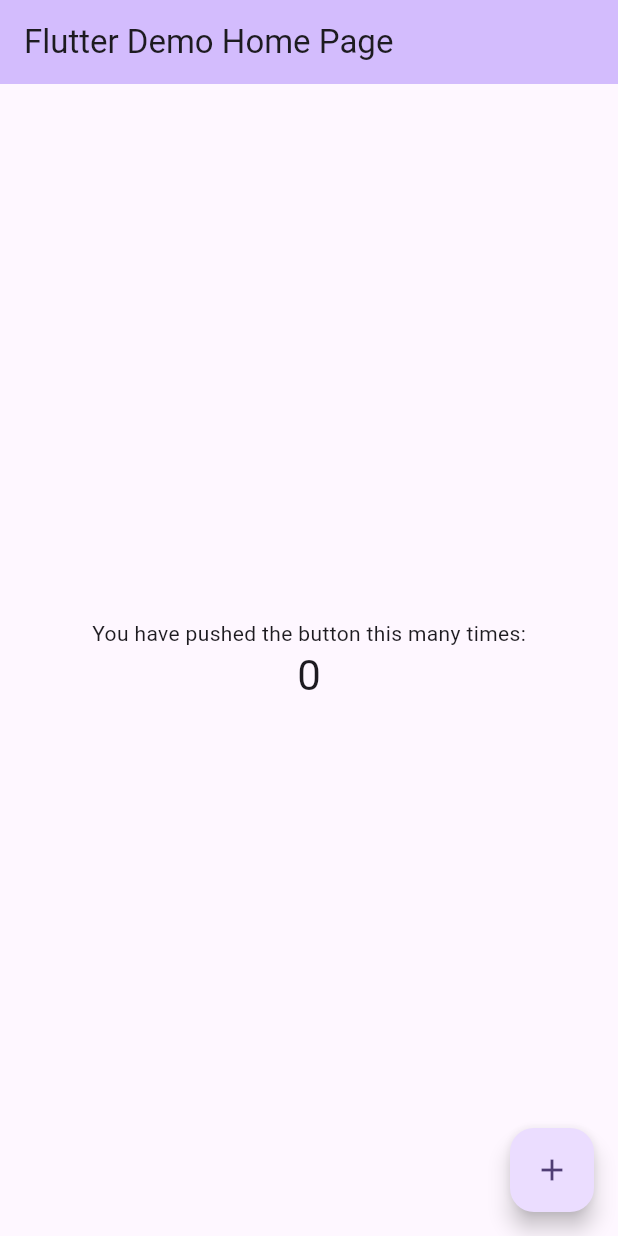
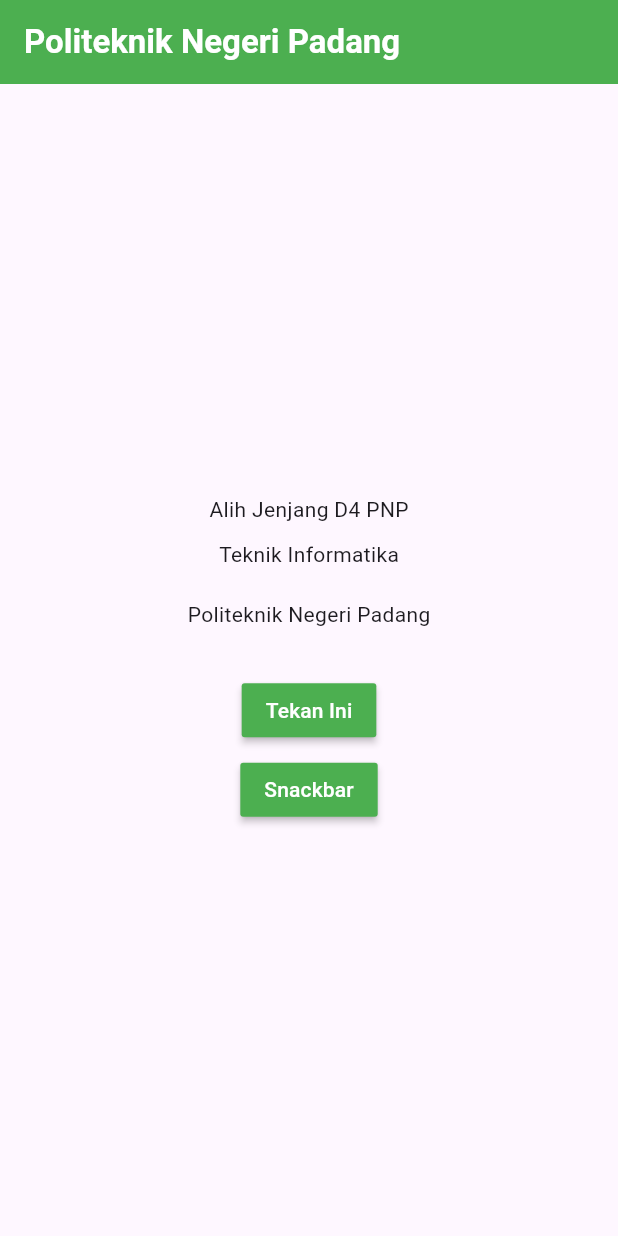
Before and after one commit to bangpaik/mobile_alihjenjangd4, a Flutter app: the screen it shows after launch, on a phone screen of 412 x 824 dp. Run offline on Flutter 3.47's test engine with Material 3 defaults, Android fonts, the phone set to English and light mode, and no system bars; our stand-ins replace flutter_styled_toast.

Commit message:
widget column

```diff
--- a/lib/main.dart
+++ b/lib/main.dart
@@ -1,4 +1,5 @@
 import 'package:flutter/material.dart';
+import 'package:flutter_styled_toast/flutter_styled_toast.dart';
 
 void main() {
   runApp(const MyApp());
@@ -31,95 +32,86 @@
         colorScheme: ColorScheme.fromSeed(seedColor: Colors.deepPurple),
         useMaterial3: true,
       ),
-      home: const MyHomePage(title: 'Flutter Demo Home Page'),
+      home: const PageUtama(),
+      debugShowCheckedModeBanner: false,
     );
   }
 }
 
-class MyHomePage extends StatefulWidget {
-  const MyHomePage({super.key, required this.title});
-
-  // This widget is the home page of your application. It is stateful, meaning
-  // that it has a State object (defined below) that contains fields that affect
-  // how it looks.
-
-  // This class is the configuration for the state. It holds the values (in this
-  // case the title) provided by the parent (in this case the App widget) and
-  // used by the build method of the State. Fields in a Widget subclass are
-  // always marked "final".
-
-  final String title;
-
-  @override
-  State<MyHomePage> createState() => _MyHomePageState();
-}
-
-class _MyHomePageState extends State<MyHomePage> {
-  int _counter = 0;
-
-  void _incrementCounter() {
-    setState(() {
-      // This call to setState tells the Flutter framework that something has
-      // changed in this State, which causes it to rerun the build method below
-      // so that the display can reflect the updated values. If we changed
-      // _counter without calling setState(), then the build method would not be
-      // called again, and so nothing would appear to happen.
-      _counter++;
-    });
-  }
+class PageUtama extends StatelessWidget {
+  const PageUtama({super.key});
 
   @override
   Widget build(BuildContext context) {
-    // This method is rerun every time setState is called, for instance as done
-    // by the _incrementCounter method above.
-    //
-    // The Flutter framework has been optimized to make rerunning build methods
-    // fast, so that you can just rebuild anything that needs updating rather
-    // than having to individually change instances of widgets.
     return Scaffold(
       appBar: AppBar(
-        // TRY THIS: Try changing the color here to a specific color (to
-        // Colors.amber, perhaps?) and trigger a hot reload to see the AppBar
-        // change color while the other colors stay the same.
-        backgroundColor: Theme.of(context).colorScheme.inversePrimary,
-        // Here we take the value from the MyHomePage object that was created by
-        // the App.build method, and use it to set our appbar title.
-        title: Text(widget.title),
+        //huruf kecil :properti
+        //huruf besar :Widget
+        backgroundColor: Colors.green,
+        title: Text(
+          'Politeknik Negeri Padang',
+          style: TextStyle(color: Colors.white, fontWeight: FontWeight.bold),
+        ),
       ),
       body: Center(
-        // Center is a layout widget. It takes a single child and positions it
-        // in the middle of the parent.
+
+        //child : hanya bisa menampung 1 widget didalamnya
+        //children : bisa menampung lebih dari 1 widget (column, row, list, stack)
         child: Column(
-          // Column is also a layout widget. It takes a list of children and
-          // arranges them vertically. By default, it sizes itself to fit its
-          // children horizontally, and tries to be as tall as its parent.
-          //
-          // Column has various properties to control how it sizes itself and
-          // how it positions its children. Here we use mainAxisAlignment to
-          // center the children vertically; the main axis here is the vertical
-          // axis because Columns are vertical (the cross axis would be
-          // horizontal).
-          //
-          // TRY THIS: Invoke "debug painting" (choose the "Toggle Debug Paint"
-          // action in the IDE, or press "p" in the console), to see the
-          // wireframe for each widget.
-          mainAxisAlignment: MainAxisAlignment.center,
-          children: <Widget>[
-            const Text(
-              'You have pushed the button this many times:',
+          crossAxisAlignment: CrossAxisAlignment.center,
+          mainAxisSize: MainAxisSize.min,
+          children: [
+            Text('Alih Jenjang D4 PNP'),
+            SizedBox(
+              height: 10,
             ),
-            Text(
-              '$_counter',
-              style: Theme.of(context).textTheme.headlineMedium,
+            Text('Teknik Informatika'),
+            SizedBox(
+              height: 20,
             ),
+            Text('Politeknik Negeri Padang'),
+            SizedBox(
+              height: 30,
+            ),
+            MaterialButton(
+              onPressed: () {
+                showToast('This is normal toast with animation',
+                    context: context,
+                    animation: StyledToastAnimation.slideFromRight,
+                    reverseAnimation: StyledToastAnimation.slideToRight,
+                    position: StyledToastPosition.top,
+                    startOffset: Offset(1.0, 0.0),
+                    reverseEndOffset: Offset(1.0, 0.0),
+                    animDuration: Duration(seconds: 1),
+                    duration: Duration(seconds: 4),
+                    curve: Curves.linearToEaseOut,
+                    reverseCurve: Curves.fastOutSlowIn);
+              },
+              child: Text('Tekan Ini'),
+              color: Colors.green,
+              textColor: Colors.white,
+            ),
+            SizedBox(
+              height: 5,
+            ),
+            MaterialButton(
+              onPressed: () {
+                ScaffoldMessenger.of(context).showSnackBar(SnackBar(
+                  content: Text('ini adalah snackbar'),
+                  backgroundColor: Colors.deepOrangeAccent,
+                  action: SnackBarAction(
+                    label: "OK",
+                    onPressed: () {},
+                  ),
+                ));
+              },
+              color: Colors.green,
+              textColor: Colors.white,
+              child: Text('Snackbar'),
+            )
           ],
         ),
       ),
-      floatingActionButton: FloatingActionButton(
-        onPressed: _incrementCounter,
-        tooltip: 'Increment',
-        child: const Icon(Icons.add),
-      ), // This trailing comma makes auto-formatting nicer for build methods.
     );
   }
 }
--- a/pubspec.yaml
+++ b/pubspec.yaml
@@ -35,6 +35,7 @@
   # The following adds the Cupertino Icons font to your application.
   # Use with the CupertinoIcons class for iOS style icons.
   cupertino_icons: ^1.0.6
+  flutter_styled_toast: ^2.2.1
 
 dev_dependencies:
   flutter_test:
```
Also changed, not shown: 1 other file.
